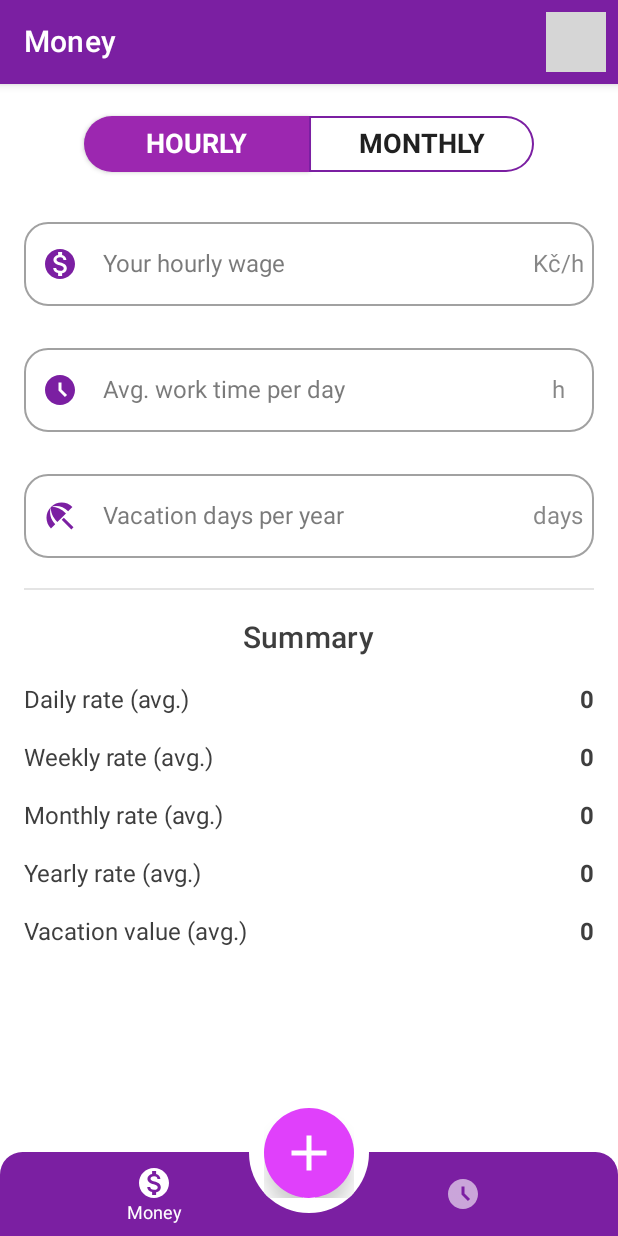
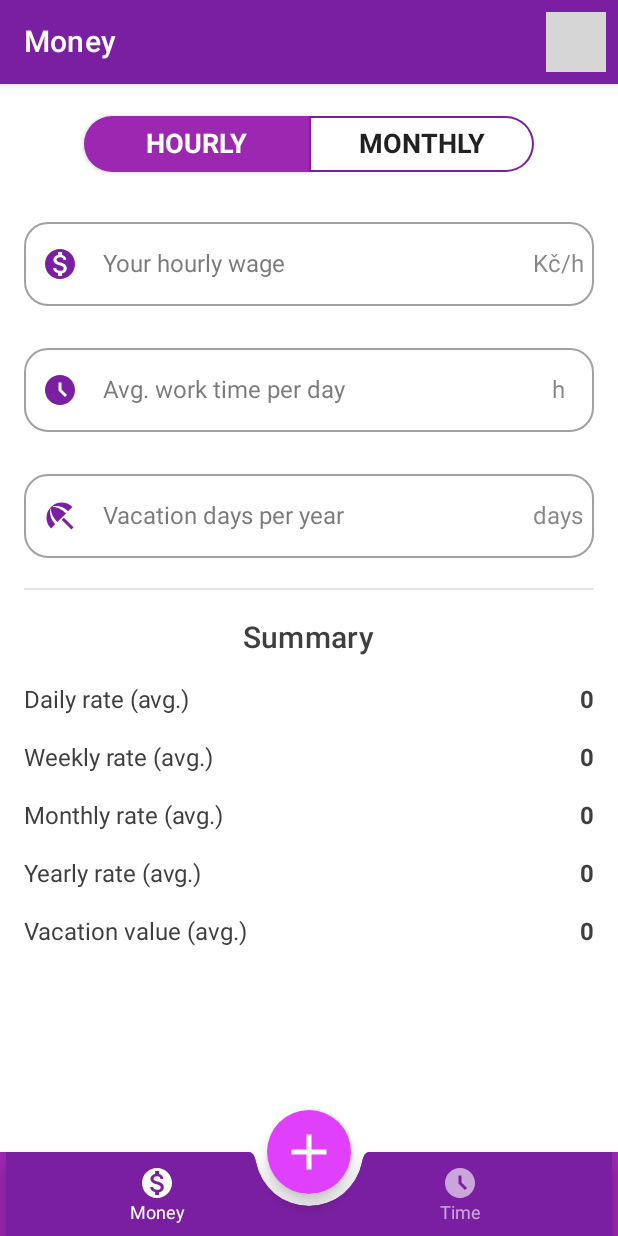
Before and after one commit to nejezchleba-jan/TimeIsMoney, an Android app built with Jetpack Compose: the HomeScreen screen opened through its navigation route, after a tap on "HOURLY", on a phone screen of 412 x 824 dp. Run offline under Robolectric (Android 15) with nearby library versions, the phone set to English and light mode, and no system bars; our stand-ins replace Dagger/Hilt's generated code; grey boxes are pictures that could not be loaded.

Commit message:
Fixed navigation floating button

```diff
--- a/app/src/main/java/cz/jannejezchleba/timeismoney/ui/navigation/AppNavigation.kt
+++ b/app/src/main/java/cz/jannejezchleba/timeismoney/ui/navigation/AppNavigation.kt
@@ -1,15 +1,16 @@
 package cz.jannejezchleba.timeismoney.ui.navigation
 
 import androidx.compose.foundation.background
-import androidx.compose.foundation.layout.*
-import androidx.compose.foundation.shape.CircleShape
+import androidx.compose.foundation.layout.Arrangement
+import androidx.compose.foundation.layout.Row
+import androidx.compose.foundation.layout.fillMaxWidth
+import androidx.compose.foundation.layout.size
 import androidx.compose.foundation.shape.RoundedCornerShape
 import androidx.compose.material.*
 import androidx.compose.runtime.Composable
 import androidx.compose.runtime.getValue
 import androidx.compose.ui.Alignment
 import androidx.compose.ui.Modifier
-import androidx.compose.ui.draw.clip
 import androidx.compose.ui.graphics.Color
 import androidx.compose.ui.platform.LocalContext
 import androidx.compose.ui.res.painterResource
@@ -21,6 +22,7 @@ import androidx.navigation.compose.rememberNavController
 import cz.jannejezchleba.timeismoney.R
 import cz.jannejezchleba.timeismoney.ui.theme.CustomMaterialTheme
 
+@Preview
 @Composable
 fun AppNavigation() {
     val navController = rememberNavController()
@@ -40,11 +42,19 @@ fun AppNavigation() {
 
         },
         content = { padding ->
-            Box(modifier = Modifier.padding(padding)) {
             AppNavigationGraph(navController)
+        },
+        floatingActionButton = {
+            when (navBackStackEntry?.destination?.route) {
+                AppScreens.SplashScreen.name -> {}
+                AppScreens.InfoCollectScreen.name -> {}
+                else -> BottomFloatingButton(navController)
             }
         },
+        isFloatingActionButtonDocked = true,
+        floatingActionButtonPosition = FabPosition.Center,
         bottomBar = {
+
             //choose routes where bottom nav is hidden
             when (navBackStackEntry?.destination?.route) {
                 AppScreens.SplashScreen.name -> {}
@@ -55,21 +65,21 @@ fun AppNavigation() {
     )
 }
 
-@Preview
+
 @Composable
 private fun BottomAppNavigation(navController: NavController = NavController(LocalContext.current)) {
     val screens = listOf(
         AppScreens.MoneyScreen,
         AppScreens.TimeScreen,
     )
-    Box(contentAlignment = Alignment.BottomCenter,
-        modifier = Modifier.background(Color.Transparent)) {
+    BottomAppBar(
+        cutoutShape = RoundedCornerShape(50),
+        modifier = Modifier
+            .background(Color.Transparent)
+    ) {
         BottomNavigation(
             backgroundColor = CustomMaterialTheme.colors.primaryVariant,
             contentColor = CustomMaterialTheme.colors.onPrimary,
-            modifier = Modifier
-                .fillMaxWidth()
-                .clip(RoundedCornerShape(15.dp, 15.dp, 0.dp, 0.dp))
         ) {
             val navBackStackEntry by navController.currentBackStackEntryAsState()
             val currentRoute = navBackStackEntry?.destination?.route
@@ -87,13 +97,11 @@ private fun BottomAppNavigation(navController: NavController = NavController(Loc
                     },
                     selectedContentColor = CustomMaterialTheme.colors.onPrimary,
                     unselectedContentColor = CustomMaterialTheme.colors.onPrimary.copy(0.6f),
-                    alwaysShowLabel = false,
+                    alwaysShowLabel = true,
                     selected = currentRoute == screen.name,
                     onClick = {
                         navController.navigate(screen.name) {
-                            navController.graph.startDestinationRoute?.let {
                             popUpTo(AppScreens.HomeScreen.name)
-                            }
                             launchSingleTop = true
                             restoreState = true
                         }
@@ -101,26 +109,15 @@ private fun BottomAppNavigation(navController: NavController = NavController(Loc
                 )
             }
         }
-        BottomFloatingButton(navController)
     }
 }
 
 @Composable
 private fun BottomFloatingButton(navController: NavController = NavController(LocalContext.current)) {
-    Column(
-        Modifier.background(Color.Transparent)
-    ) {
-        Surface(
-            modifier = Modifier
-                .size(80.dp)
-                .clip(CircleShape)
-                .background(CustomMaterialTheme.colors.background)
-                .padding(10.dp),
-        ) {
     FloatingActionButton(
         onClick = { navController.navigate(AppScreens.AddItemScreen.name) },
         backgroundColor = CustomMaterialTheme.colors.secondary,
-                elevation = FloatingActionButtonDefaults.elevation(8.dp)
+        shape = RoundedCornerShape(50)
     ) {
         Icon(
             modifier = Modifier.size(40.dp),
@@ -130,14 +127,12 @@ private fun BottomFloatingButton(navController: NavController = NavController(Lo
         )
     }
 }
-        Spacer(modifier = Modifier.height(15.dp))
-    }
-
-
-}
 
 @Composable
-private fun TopAppNavigation(navController: NavController = NavController(LocalContext.current), currentScreenTitle: String) {
+private fun TopAppNavigation(
+    navController: NavController = NavController(LocalContext.current),
+    currentScreenTitle: String
+) {
     TopAppBar(
         backgroundColor = CustomMaterialTheme.colors.primaryVariant,
         title = {
@@ -148,7 +143,8 @@ private fun TopAppNavigation(navController: NavController = NavController(LocalC
             ) {
                 Text(currentScreenTitle)
                 IconButton(onClick = {
-                    navController.navigate(AppScreens.HomeScreen.name) }) {
+                    navController.navigate(AppScreens.HomeScreen.name)
+                }) {
                     val navItem = AppScreens.getNavigationItem(AppScreens.HomeScreen.name)
                     Icon(
                         painterResource(id = navItem.iconResource),
--- a/app/src/main/java/cz/jannejezchleba/timeismoney/ui/screen/HomeScreen.kt
+++ b/app/src/main/java/cz/jannejezchleba/timeismoney/ui/screen/HomeScreen.kt
@@ -78,7 +78,7 @@ private fun GoalItem() {
                     contentDescription = "Image"
                 )
                 Box(
-                    contentAlignment = Alignment.Center,
+                    contentAlignment = Alignment.CenterEnd,
                     modifier = Modifier
                         .align(Alignment.BottomCenter)
                         .fillMaxWidth()
@@ -90,8 +90,21 @@ private fun GoalItem() {
                         )
                         .padding(start = 8.dp, end = 8.dp, bottom = 8.dp, top = 16.dp),
                 ) {
-                    OutlinedButton(onClick = { /*TODO*/ }, enabled = false, shape = RoundedCornerShape(50), colors = ButtonDefaults.buttonColors(disabledContentColor = CustomMaterialTheme.colors.primaryVariant)) {
-                        Text("20 DAYS")
+                    OutlinedButton(
+                        onClick = {},
+                        enabled = false,
+                        shape = RoundedCornerShape(50),
+                        colors = ButtonDefaults.buttonColors(disabledContentColor = CustomMaterialTheme.colors.primaryVariant)) {
+                        Row(
+                            horizontalArrangement = Arrangement.spacedBy(10.dp),
+                            verticalAlignment = Alignment.CenterVertically,
+                        ) {
+                            Icon(
+                                painter = painterResource(R.drawable.ic_time_24),
+                                contentDescription = "Currently left",
+                            )
+                            Text(text = "20 DAYS")
+                        }
                     }
                 }
             }
```
Lines whose indentation alone changed are shown as unchanged.
